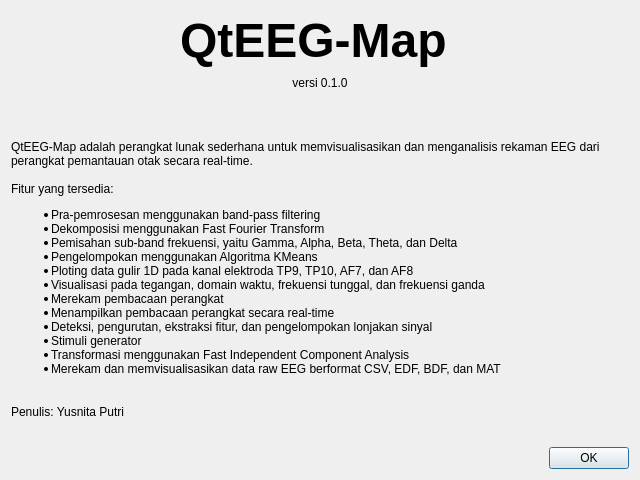
This is ui/about.ui in yusnittta/qteeg-map as Qt 5 draws it before an edit. The edited form follows.
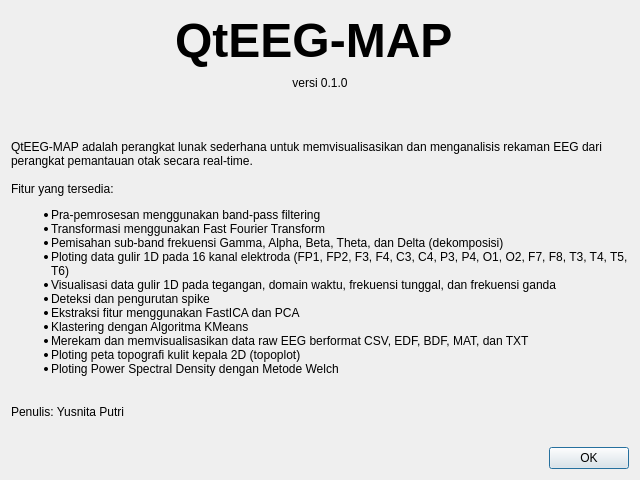
This is the edited form. Icons and pictures are not drawn.

What changed in the file:
```diff
--- a/ui/about.ui
+++ b/ui/about.ui
@@ -55,7 +55,7 @@
       </font>
      </property>
      <property name="text">
-      <string>&lt;html&gt;&lt;head/&gt;&lt;body&gt;&lt;p align=&quot;center&quot;&gt;&lt;span style=&quot; font-size:36pt;&quot;&gt;QtEEG-Map <!--&lt;/span&gt;&lt;img style=&quot;vertical-align:middle;height:36px;&quot; src=&quot;:/icon/icon.svg&quot;/&gt;--> &lt;/p&gt;&lt;/body&gt;&lt;/html&gt;</string>
+      <string>&lt;html&gt;&lt;head/&gt;&lt;body&gt;&lt;p align=&quot;center&quot;&gt;&lt;span style=&quot; #font-size:36pt;&quot;&gt;QtEEG-MAP &lt;/p&gt;&lt;/body&gt;&lt;/html&gt;</string>
      </property>
      <property name="alignment">
       <set>Qt::AlignCenter</set>
@@ -65,21 +65,20 @@
    <item row="2" column="0">
     <widget class="QLabel" name="label_4">
      <property name="text">
-      <string>QtEEG-Map adalah perangkat lunak sederhana untuk memvisualisasikan dan menganalisis rekaman EEG dari perangkat pemantauan otak secara real-time.&lt;br&gt;&lt;br&gt;
+      <string>QtEEG-MAP adalah perangkat lunak sederhana untuk memvisualisasikan dan menganalisis rekaman EEG dari perangkat pemantauan otak secara real-time.&lt;br&gt;&lt;br&gt;
       Fitur yang tersedia: &lt;/br&gt;
       &lt;ul&gt;
       &lt;li&gt;Pra-pemrosesan menggunakan band-pass filtering&lt;/li&gt;
-      &lt;li&gt;Dekomposisi menggunakan Fast Fourier Transform&lt;/li&gt;
-      &lt;li&gt;Pemisahan sub-band frekuensi, yaitu Gamma, Alpha, Beta, Theta, dan Delta&lt;/li&gt;
-      &lt;li&gt;Pengelompokan menggunakan Algoritma KMeans&lt;/li&gt;
-      &lt;li&gt;Ploting data gulir 1D pada kanal elektroda TP9, TP10, AF7, dan AF8&lt;/li&gt;
-      &lt;li&gt;Visualisasi pada tegangan, domain waktu, frekuensi tunggal, dan frekuensi ganda&lt;/li&gt;
-      &lt;li&gt;Merekam pembacaan perangkat&lt;/li&gt;
-      &lt;li&gt;Menampilkan pembacaan perangkat secara real-time&lt;/li&gt;
-      &lt;li&gt;Deteksi, pengurutan, ekstraksi fitur, dan pengelompokan lonjakan sinyal&lt;/li&gt;
-      &lt;li&gt;Stimuli generator&lt;/li&gt;
-      &lt;li&gt;Transformasi menggunakan Fast Independent Component Analysis&lt;/li&gt;
-      &lt;li&gt;Merekam dan memvisualisasikan data raw EEG berformat CSV, EDF, BDF, dan MAT&lt;/li&gt;
+      &lt;li&gt;Transformasi menggunakan Fast Fourier Transform&lt;/li&gt;
+      &lt;li&gt;Pemisahan sub-band frekuensi Gamma, Alpha, Beta, Theta, dan Delta (dekomposisi)&lt;/li&gt;
+      &lt;li&gt;Ploting data gulir 1D pada 16 kanal elektroda (FP1, FP2, F3, F4, C3, C4, P3, P4, O1, O2, F7, F8, T3, T4, T5, T6)&lt;/li&gt;
+      &lt;li&gt;Visualisasi data gulir 1D pada tegangan, domain waktu, frekuensi tunggal, dan frekuensi ganda&lt;/li&gt;
+      &lt;li&gt;Deteksi dan pengurutan spike&lt;/li&gt;
+      &lt;li&gt;Ekstraksi fitur menggunakan FastICA dan PCA&lt;/li&gt;
+      &lt;li&gt;Klastering dengan Algoritma KMeans&lt;/li&gt;
+      &lt;li&gt;Merekam dan memvisualisasikan data raw EEG berformat CSV, EDF, BDF, MAT, dan TXT&lt;/li&gt;
+      &lt;li&gt;Ploting peta topografi kulit kepala 2D (topoplot)&lt;/li&gt;
+      &lt;li&gt;Ploting Power Spectral Density dengan Metode Welch&lt;/li&gt;
       &lt;/ul&gt;
       </string>
      </property>
```
Left out of the diff: 2 changed lines with no effect on the pictures.
